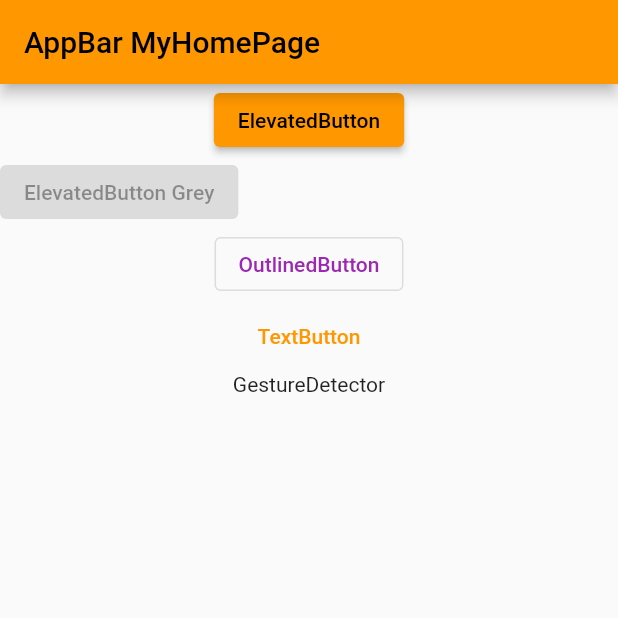
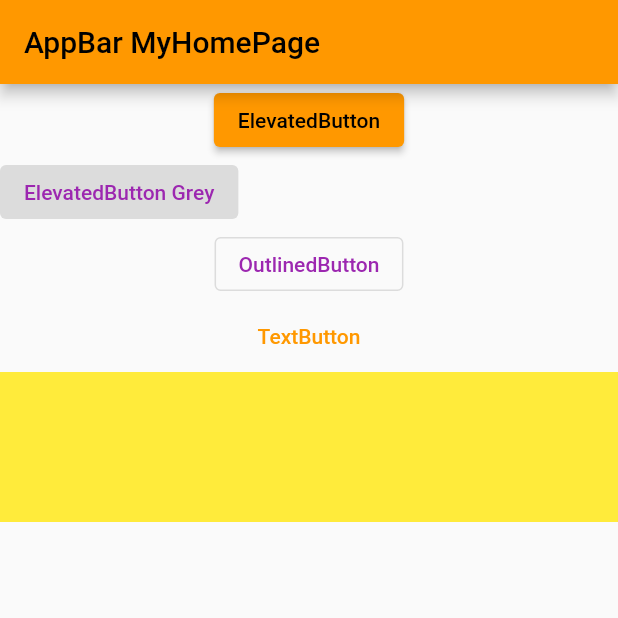
Before and after one commit to lavaspoon/flutterTest, a Flutter app: the screen it shows after launch, on a phone screen of 412 x 824 dp, the top half of it. Run offline on Flutter 3.47's test engine with Material 2 defaults, Android fonts, the phone set to English and light mode, and no system bars.

Commit message:
버튼 마무리

```diff
--- a/flutter_application_1/lib/pages/lava_home_page.dart
+++ b/flutter_application_1/lib/pages/lava_home_page.dart
@@ -24,7 +24,9 @@ class LavaHomePage extends StatelessWidget {
               ElevatedButton(
                   onPressed: null,
                   style: ElevatedButton.styleFrom(
-                      primary: Colors.grey, onPrimary: Colors.white),
+                      primary: Colors.grey,
+                      onPrimary: Colors.white,
+                      onSurface: Colors.purple),
                   child: const Text('ElevatedButton Grey')),
             ],
           ),
@@ -42,10 +44,14 @@ class LavaHomePage extends StatelessWidget {
               },
               child: const Text('TextButton')),
           GestureDetector(
-              onTap: () {
-                print('GestureDetector');
-              },
-              child: const Text('GestureDetector')),
+            onTap: () {
+              print('GestureDetector');
+            },
+            child: Container(
+              color: Colors.yellow,
+              height: 100,
+            ),
+          ),
         ],
       ),
     );
```
